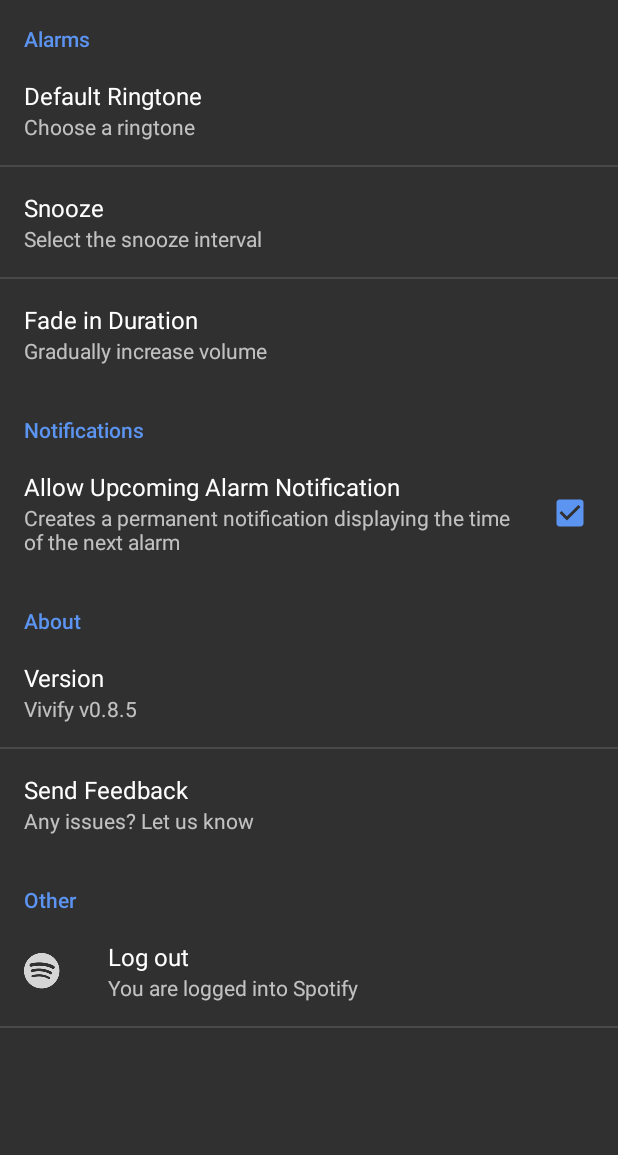
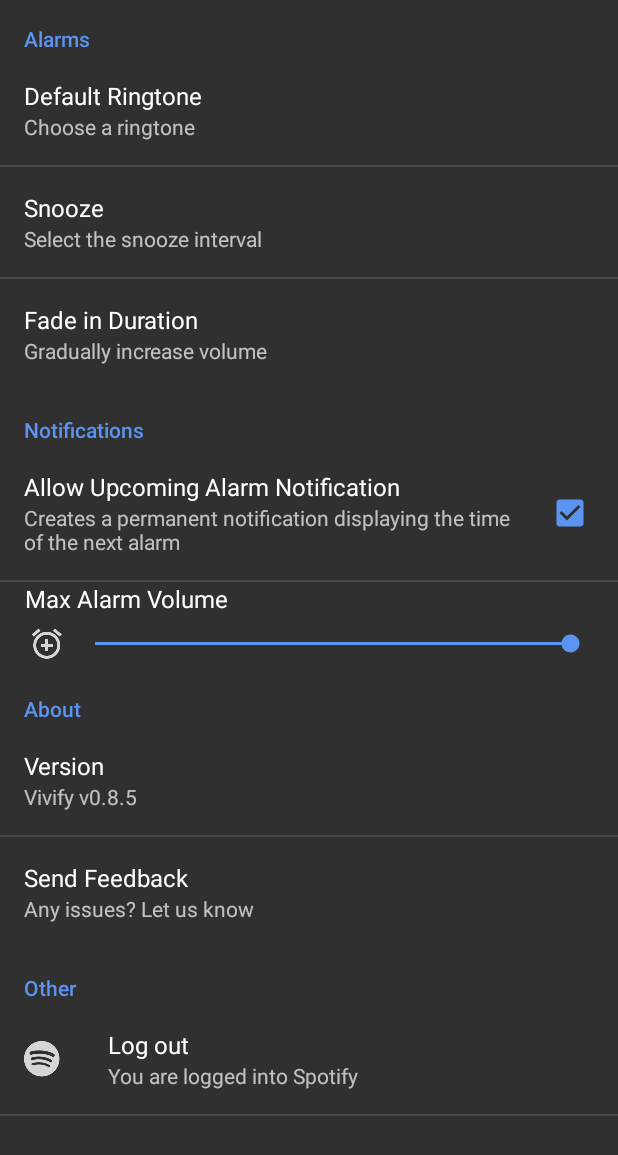
Before and after one commit to lemma-io/vivify, an Android app: the AlarmActivity screen opened directly, with no data from a screen before it, after a tap on "Alarm Settings", on a phone screen of 412 x 824 dp. Shown: the top 1155 px of the screen. Run offline under Robolectric (Android 15) with nearby library versions, the phone set to English and light mode, and no system bars; our stand-ins replace ButterKnife, Dagger/Hilt's generated code, RxJava; libraries missing offline, so code that uses them is left out: com.facebook.stetho, com.spotify.sdk, com.uphyca.stetho_realm, io.realm, org.parceler; pictures from the network do not load; 14 statements that could not run were skipped.

Commit message:
Working adjustable volume -> needs cleaning

```diff
--- a/app/src/main/java/com/rva/mrb/vivify/View/Settings/SettingsActivity.java
+++ b/app/src/main/java/com/rva/mrb/vivify/View/Settings/SettingsActivity.java
@@ -27,6 +27,10 @@ public class SettingsActivity extends PreferenceActivity implements Preference.O
         String ringtonePref = preferences.getString("default_ringtone_key",
                 "DEFAULT_RINGTONE_URI");
         Log.d("Settings", "Ringtone:" + ringtonePref);
+        Log.d("Settings", "Volume:" + preferences.getInt("max_volume_key", 100));
+        double prefVolume = preferences.getInt("max_volume_key", 100);
+        double maxVolume = (prefVolume / 99) * 6;
+        Log.d("VOLUME", "Pref Volume: " + prefVolume + "\n" + "Max Volume: " + maxVolume);
     }
     @Override
     public boolean onPreferenceChange(Preference preference, Object newValue) {
--- a/app/src/main/java/com/rva/mrb/vivify/View/Wake/WakeActivity.java
+++ b/app/src/main/java/com/rva/mrb/vivify/View/Wake/WakeActivity.java
@@ -175,11 +175,13 @@ public class WakeActivity extends BaseActivity implements ConnectionStateCallbac
         am = (AudioManager) mContext.getSystemService(Context.AUDIO_SERVICE);
         setVolumeControlStream(AudioManager.STREAM_ALARM);
         sharedPref = PreferenceManager.getDefaultSharedPreferences(mContext);
+        Log.d(TAG, "Pref Volume: " + sharedPref.getInt("max_volume_key", 100));
         handleRingVolume();
 
         //Set the seekbar that dissmisses/snoozes alarm
 //        setSeekBar();
         handleVibrator();
+
         mNotificationService = new NotificationService(mContext);
         mNotificationService.cancelNotification();
 
@@ -192,7 +194,7 @@ public class WakeActivity extends BaseActivity implements ConnectionStateCallbac
     }
 
     private void attachAdaptersToRecyclerview() {
-        nextMediaListener = () -> onNextSongClick();
+        nextMediaListener = this::onNextSongClick;
         wakeAdapterRecyclerViewAdapter = new WakeRecyclerViewAdapter(alarm, nextMediaListener);
         touchListener = new WakeTouchAdapter.WakeTouchListener() {
             @Override
@@ -238,8 +240,10 @@ public class WakeActivity extends BaseActivity implements ConnectionStateCallbac
 
     public void handleRingVolume() {
         int fadein = Integer.parseInt(sharedPref.getString("fadein_key", "30"));
+        double prefVolume = sharedPref.getInt("max_volume_key", 100);
+        double maxVolume = (prefVolume / 99) * 6;
         Log.d(TAG, "FadeIn: " + fadein);
-        Log.d("wake max volume: ", Integer.toString(am.getStreamMaxVolume(AudioManager.STREAM_ALARM)));
+        Log.d(TAG, "Pref Volume: " + prefVolume + "\n" + "Max Volume: " + maxVolume);
         double remainder = (fadein % 6)/6.0;
         int remain = ((int) (remainder*1000));
 
@@ -251,7 +255,9 @@ public class WakeActivity extends BaseActivity implements ConnectionStateCallbac
                     .subscribe(along -> {
                         am.adjustStreamVolume(AudioManager.STREAM_ALARM, AudioManager.ADJUST_RAISE, 0);
                         Log.d("current volume ", Integer.toString(am.getStreamVolume(AudioManager.STREAM_ALARM)));
-                        if (am.getStreamVolume(AudioManager.STREAM_ALARM) == am.getStreamMaxVolume(AudioManager.STREAM_ALARM)) {
+                        Log.d("max volume ", Double.toString(maxVolume));
+//                        if (am.getStreamVolume(AudioManager.STREAM_ALARM) == am.getStreamMaxVolume(AudioManager.STREAM_ALARM)) {
+                        if (am.getStreamVolume(AudioManager.STREAM_ALARM) >= maxVolume) {
                             disposable.dispose();
                         }
                     });
--- a/app/src/main/res/xml/preferences.xml
+++ b/app/src/main/res/xml/preferences.xml
@@ -40,12 +40,11 @@
         <!--android:defaultValue="false"/>-->
 
 
-    <!--<com.rva.mrb.vivify.View.Settings.SeekBarPreference-->
-        <!--android:key="max_volume_key"-->
-        <!--android:summary="Max Alarm Volume"-->
-        <!--android:title=""-->
-        <!--android:icon="@drawable/alarm_clock"-->
-        <!--android:defaultValue="100"/>-->
+    <com.rva.mrb.vivify.View.Settings.SeekBarPreference
+        android:key="max_volume_key"
+        android:summary="Max Alarm Volume"
+        android:title=""
+        android:defaultValue="100"/>
 
     <PreferenceCategory android:title="@string/pref_header_about"/>
 
```
